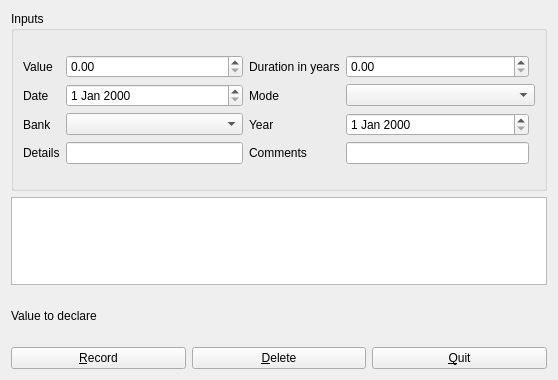
Qt form plugins/accountplugin/assets/assetsviewer.ui (FreeHealth/freehealth) before a commit.
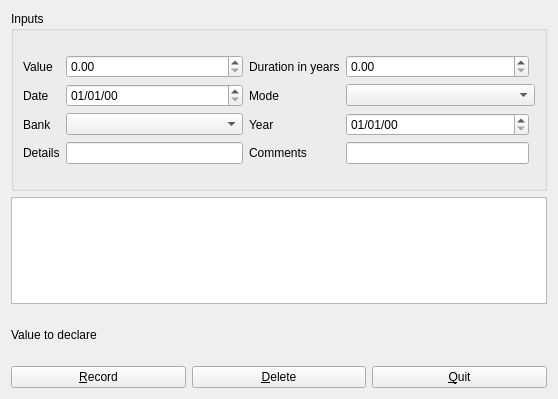
The same form after that commit.

Commit message: standardization of date format in all QDateEdit

What changed in the file:
```diff
--- a/plugins/accountplugin/assets/assetsviewer.ui
+++ b/plugins/accountplugin/assets/assetsviewer.ui
@@ -7,7 +7,7 @@
     <x>0</x>
     <y>0</y>
     <width>558</width>
-    <height>380</height>
+    <height>399</height>
    </rect>
   </property>
   <property name="windowTitle">
@@ -86,7 +86,11 @@
            </widget>
           </item>
           <item row="2" column="1">
-           <widget class="QDateEdit" name="dateEdit"/>
+           <widget class="QDateEdit" name="dateEdit">
+            <property name="displayFormat">
+             <string notr="true">dd/MM/yy</string>
+            </property>
+           </widget>
           </item>
           <item row="4" column="0">
            <widget class="QLabel" name="detailsLabel">
@@ -140,7 +144,11 @@
            </widget>
           </item>
           <item row="3" column="3">
-           <widget class="QDateEdit" name="yearEdit"/>
+           <widget class="QDateEdit" name="yearEdit">
+            <property name="displayFormat">
+             <string notr="true">dd/MM/yy</string>
+            </property>
+           </widget>
           </item>
          </layout>
         </item>
```
The commit also changes 32 other files.
